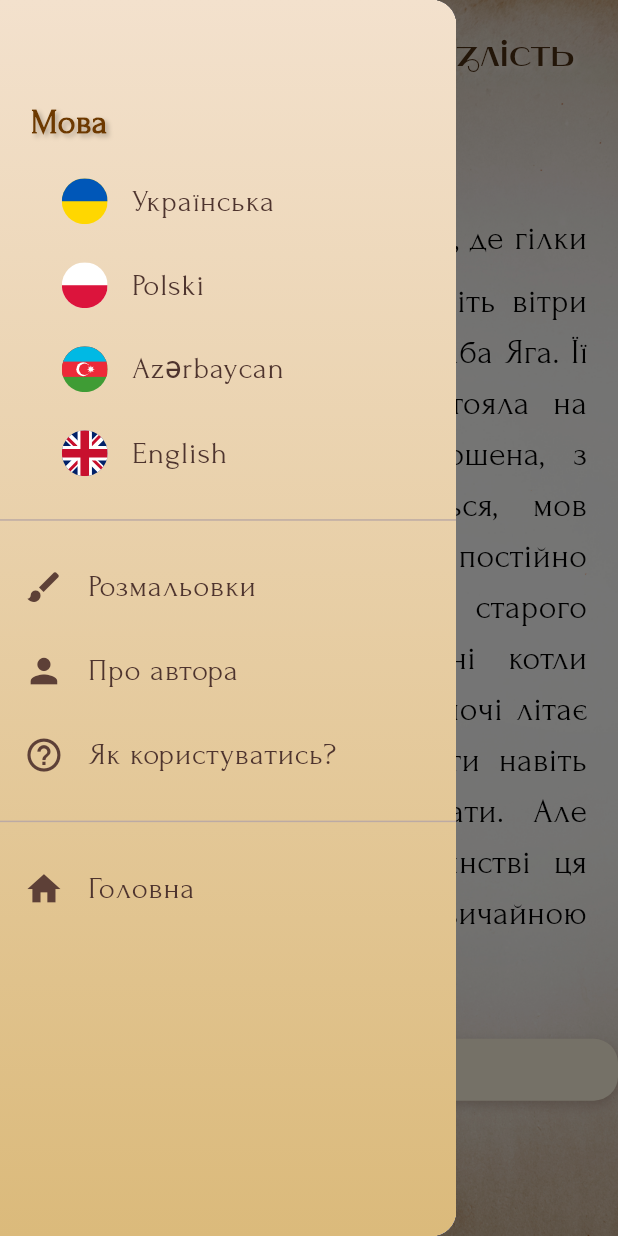
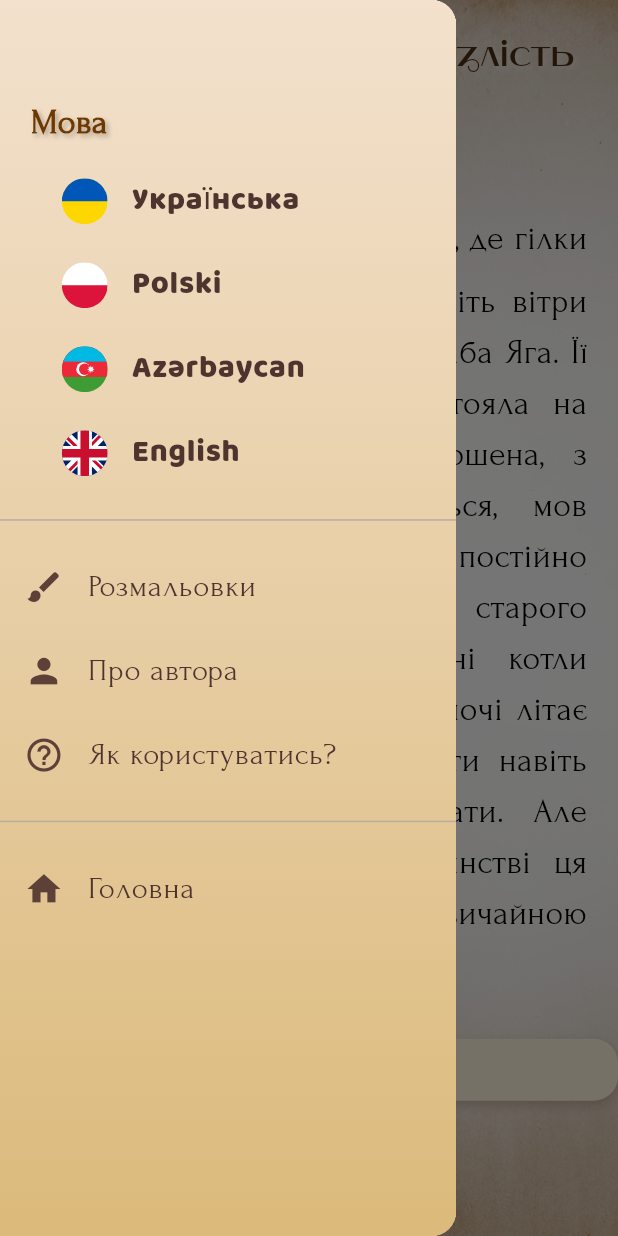
Before and after one commit to SergiyKlymenko/yaga_storybook_app, a Flutter app: the BookPageScreen screen opened directly, with the side drawer open, on a phone screen of 412 x 824 dp. Run offline on Flutter 3.47's test engine with Material 3 defaults, Android fonts, the phone set to English and light mode, and no system bars; our stand-ins replace flutter_dotenv, flutter_svg, just_audio, lucide_icons; missing offline and left inert: dart:ffi; generated files the repository leaves out were written again.

Commit message:
spaces before buttons

```diff
--- a/lib/screens/book_page_screen.dart
+++ b/lib/screens/book_page_screen.dart
@@ -237,7 +237,8 @@ class _BookPageScreenState extends State<BookPageScreen> {
                     ),
                   ),
                 ] else ...[
-                  SizedBox(height: scrheight * 0.76),
+                  //SizedBox(height: scrheight * 0.76),
+                  Spacer(),
                 ],
                 if (!isIllustrationPage)
                   Padding(
--- a/lib/widgets/storybook_drawer.dart
+++ b/lib/widgets/storybook_drawer.dart
@@ -127,7 +127,7 @@ class StorybookDrawer extends StatelessWidget {
         title,
         style: TextStyle(
           fontSize: fontSize,
-          fontFamily: 'FairyFont',
+          fontFamily: 'FairyFont2',
           color: Colors.brown[800],
         ),
       ),
```
